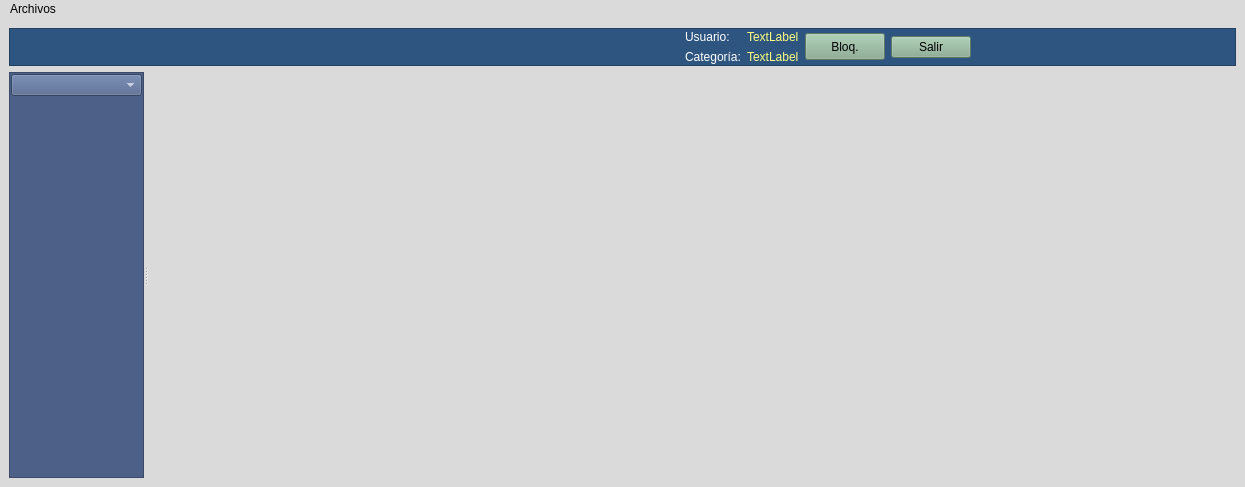
First picture: the form in mainwindow.ui, repository arcnexus/RedFoX, before the edit.
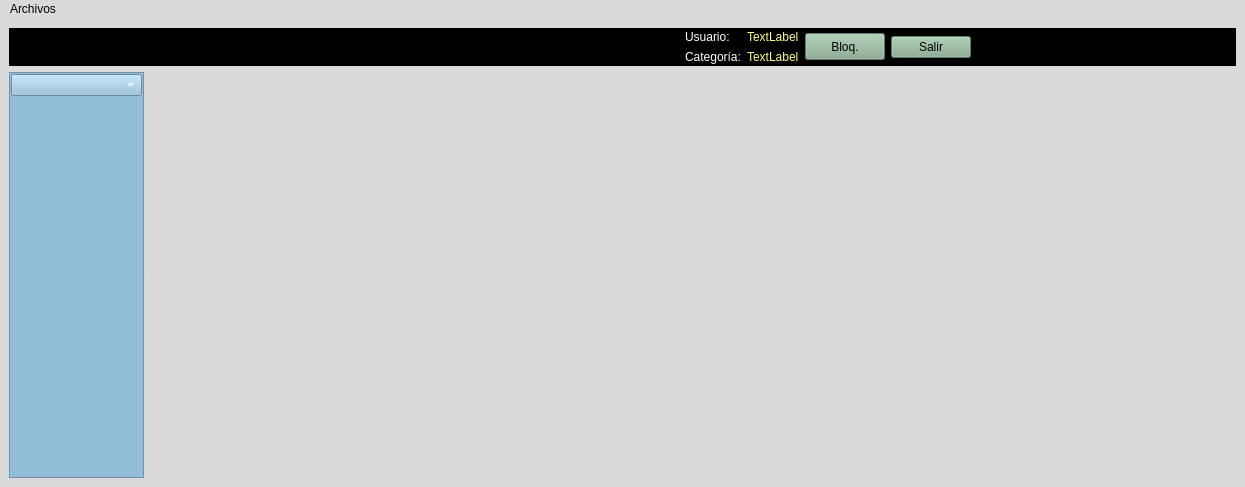
Second picture: the form after the edit. Icons and pictures are not drawn.

```diff
--- a/mainwindow.ui
+++ b/mainwindow.ui
@@ -70,27 +70,27 @@
          <colorrole role="Button">
           <brush brushstyle="SolidPattern">
            <color alpha="255">
-            <red>46</red>
-            <green>85</green>
-            <blue>127</blue>
+            <red>0</red>
+            <green>0</green>
+            <blue>0</blue>
            </color>
           </brush>
          </colorrole>
          <colorrole role="Base">
           <brush brushstyle="SolidPattern">
            <color alpha="255">
-            <red>46</red>
-            <green>85</green>
-            <blue>127</blue>
+            <red>0</red>
+            <green>0</green>
+            <blue>0</blue>
            </color>
           </brush>
          </colorrole>
          <colorrole role="Window">
           <brush brushstyle="SolidPattern">
            <color alpha="255">
-            <red>46</red>
-            <green>85</green>
-            <blue>127</blue>
+            <red>0</red>
+            <green>0</green>
+            <blue>0</blue>
            </color>
           </brush>
          </colorrole>
@@ -99,27 +99,27 @@
          <colorrole role="Button">
           <brush brushstyle="SolidPattern">
            <color alpha="255">
-            <red>46</red>
-            <green>85</green>
-            <blue>127</blue>
+            <red>0</red>
+            <green>0</green>
+            <blue>0</blue>
            </color>
           </brush>
          </colorrole>
          <colorrole role="Base">
           <brush brushstyle="SolidPattern">
            <color alpha="255">
-            <red>46</red>
-            <green>85</green>
-            <blue>127</blue>
+            <red>0</red>
+            <green>0</green>
+            <blue>0</blue>
            </color>
           </brush>
          </colorrole>
          <colorrole role="Window">
           <brush brushstyle="SolidPattern">
            <color alpha="255">
-            <red>46</red>
-            <green>85</green>
-            <blue>127</blue>
+            <red>0</red>
+            <green>0</green>
+            <blue>0</blue>
            </color>
           </brush>
          </colorrole>
@@ -128,27 +128,27 @@
          <colorrole role="Button">
           <brush brushstyle="SolidPattern">
            <color alpha="255">
-            <red>46</red>
-            <green>85</green>
-            <blue>127</blue>
+            <red>0</red>
+            <green>0</green>
+            <blue>0</blue>
            </color>
           </brush>
          </colorrole>
          <colorrole role="Base">
           <brush brushstyle="SolidPattern">
            <color alpha="255">
-            <red>46</red>
-            <green>85</green>
-            <blue>127</blue>
+            <red>0</red>
+            <green>0</green>
+            <blue>0</blue>
            </color>
           </brush>
          </colorrole>
          <colorrole role="Window">
           <brush brushstyle="SolidPattern">
            <color alpha="255">
-            <red>46</red>
-            <green>85</green>
-            <blue>127</blue>
+            <red>0</red>
+            <green>0</green>
+            <blue>0</blue>
            </color>
           </brush>
          </colorrole>
@@ -157,7 +157,7 @@
       </property>
       <property name="styleSheet">
        <string notr="true">
-background-color: rgb(46, 85, 127);</string>
+background-color: rgb(0,0,0);</string>
       </property>
       <property name="frameShape">
        <enum>QFrame::StyledPanel</enum>
@@ -274,9 +274,9 @@
               <colorrole role="Button">
                <brush brushstyle="SolidPattern">
                 <color alpha="255">
-                 <red>46</red>
-                 <green>85</green>
-                 <blue>127</blue>
+                 <red>0</red>
+                 <green>0</green>
+                 <blue>0</blue>
                 </color>
                </brush>
               </colorrole>
@@ -301,18 +301,18 @@
               <colorrole role="Base">
                <brush brushstyle="SolidPattern">
                 <color alpha="255">
-                 <red>46</red>
-                 <green>85</green>
-                 <blue>127</blue>
+                 <red>0</red>
+                 <green>0</green>
+                 <blue>0</blue>
                 </color>
                </brush>
               </colorrole>
               <colorrole role="Window">
                <brush brushstyle="SolidPattern">
                 <color alpha="255">
-                 <red>46</red>
-                 <green>85</green>
-                 <blue>127</blue>
+                 <red>0</red>
+                 <green>0</green>
+                 <blue>0</blue>
                 </color>
                </brush>
               </colorrole>
@@ -330,9 +330,9 @@
               <colorrole role="Button">
                <brush brushstyle="SolidPattern">
                 <color alpha="255">
-                 <red>46</red>
-                 <green>85</green>
-                 <blue>127</blue>
+                 <red>0</red>
+                 <green>0</green>
+                 <blue>0</blue>
                 </color>
                </brush>
               </colorrole>
@@ -357,18 +357,18 @@
               <colorrole role="Base">
                <brush brushstyle="SolidPattern">
                 <color alpha="255">
-                 <red>46</red>
-                 <green>85</green>
-                 <blue>127</blue>
+                 <red>0</red>
+                 <green>0</green>
+                 <blue>0</blue>
                 </color>
                </brush>
               </colorrole>
               <colorrole role="Window">
                <brush brushstyle="SolidPattern">
                 <color alpha="255">
-                 <red>46</red>
-                 <green>85</green>
-                 <blue>127</blue>
+                 <red>0</red>
+                 <green>0</green>
+                 <blue>0</blue>
                 </color>
                </brush>
               </colorrole>
@@ -386,9 +386,9 @@
               <colorrole role="Button">
                <brush brushstyle="SolidPattern">
                 <color alpha="255">
-                 <red>46</red>
-                 <green>85</green>
-                 <blue>127</blue>
+                 <red>0</red>
+                 <green>0</green>
+                 <blue>0</blue>
                 </color>
                </brush>
               </colorrole>
@@ -413,18 +413,18 @@
               <colorrole role="Base">
                <brush brushstyle="SolidPattern">
                 <color alpha="255">
-                 <red>46</red>
-                 <green>85</green>
-                 <blue>127</blue>
+                 <red>0</red>
+                 <green>0</green>
+                 <blue>0</blue>
                 </color>
                </brush>
               </colorrole>
               <colorrole role="Window">
                <brush brushstyle="SolidPattern">
                 <color alpha="255">
-                 <red>46</red>
-                 <green>85</green>
-                 <blue>127</blue>
+                 <red>0</red>
+                 <green>0</green>
+                 <blue>0</blue>
                 </color>
                </brush>
               </colorrole>
@@ -579,7 +579,7 @@
         </size>
        </property>
        <property name="styleSheet">
-        <string notr="true">background-color: #4C6088;</string>
+        <string notr="true">background-color: rgb(147, 190, 218);</string>
        </property>
        <property name="frameShape">
         <enum>QFrame::StyledPanel</enum>
```
Left out of the diff: 2 changed lines with no effect on the pictures.
